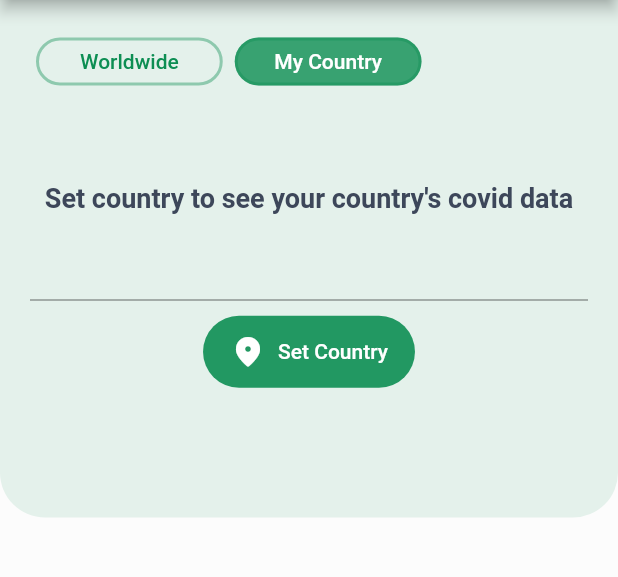
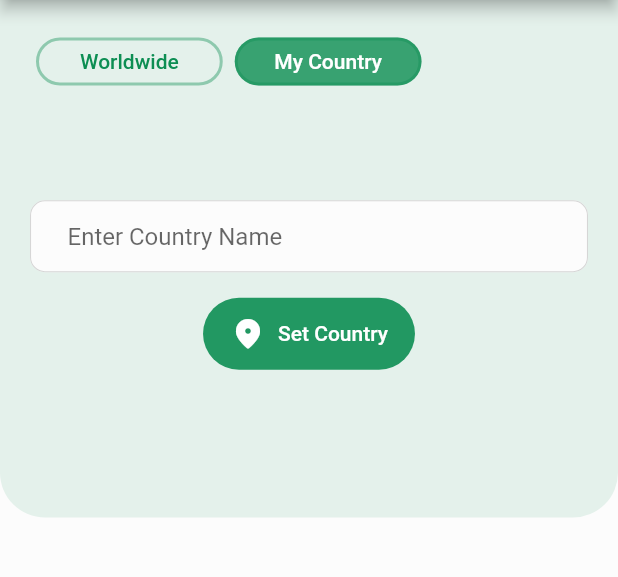
Before and after one commit to Rezuanul-Islam-Fahim/covid19_tracker, a Flutter app: the screen it shows after launch, tab 2 chosen, on a phone screen of 412 x 824 dp, the part 84-661 px from its top. Run offline on Flutter 3.47's test engine with Material 2 defaults, Android fonts, the light colour scheme and no system bars; our stand-ins replace flutter_svg; network calls fail.

Commit message:
Add perfect validation to country searchbox

```diff
--- a/lib/screens/homeScreen/components/countrySearch.dart
+++ b/lib/screens/homeScreen/components/countrySearch.dart
@@ -31,20 +31,42 @@ class CountrySearchForm extends StatelessWidget {
         : Column(
             mainAxisAlignment: MainAxisAlignment.center,
             children: <Widget>[
-              Text(
-                'Set country to see your country\'s covid data',
-                style: Theme.of(context).textTheme.headline3,
-                textAlign: TextAlign.center,
-              ),
-              SizedBox(height: 10),
-              TextFormField(
-                controller: searchController,
-                decoration: InputDecoration(
-                  errorText:
-                      isWrongCountry ? 'Enter a valid country name' : null,
+              Container(
+                height: 50,
+                child: TextFormField(
+                  controller: searchController,
+                  decoration: InputDecoration(
+                    contentPadding: EdgeInsets.only(left: 25),
+                    enabledBorder: OutlineInputBorder(
+                      borderRadius: BorderRadius.circular(10),
+                      borderSide: BorderSide(
+                        color: Colors.grey[350],
+                        width: 0.7,
+                      ),
+                    ),
+                    focusedBorder: OutlineInputBorder(
+                      borderRadius: BorderRadius.circular(10),
+                      borderSide: BorderSide(
+                        color: Colors.grey[400],
+                        width: 0.9,
+                      ),
+                    ),
+                    filled: true,
+                    fillColor: kBackgroundColor,
+                    hintText: 'Enter Country Name',
+                  ),
                 ),
               ),
-              SizedBox(height: 10),
+              if (isWrongCountry)
+                Container(
+                  padding: EdgeInsets.only(top: 5, left: 2),
+                  alignment: Alignment.centerLeft,
+                  child: Text(
+                    'Enter a valid country name',
+                    style: TextStyle(color: Colors.red, fontSize: 15),
+                  ),
+                ),
+              SizedBox(height: 15),
               TextButton.icon(
                 icon: Icon(
                   Icons.location_on_rounded,
--- a/lib/screens/homeScreen/components/updateSection.dart
+++ b/lib/screens/homeScreen/components/updateSection.dart
@@ -28,6 +28,7 @@ class _UpdateSectionState extends State<UpdateSection> {
   }
 
   Future<void> setCountry(String countryName) async {
+    if (countryName.isNotEmpty) {
       setState(() => isLoading = true);
 
       List<CovidInfo> covidAllCountryData = await CovidHandler.getCovidData(
@@ -51,6 +52,9 @@ class _UpdateSectionState extends State<UpdateSection> {
           'https://disease.sh/v3/covid-19/countries/$countryName',
         );
         setState(() {});
+      }
+    } else {
+      setState(() => isWrongCountry = true);
     }
   }
 
--- a/lib/screens/homeScreen/homeScreen.dart
+++ b/lib/screens/homeScreen/homeScreen.dart
@@ -33,7 +33,8 @@ class HomeScreen extends StatelessWidget {
           ),
         ],
       ),
-      body: Column(
+      body: SingleChildScrollView(
+        child: Column(
           children: <Widget>[
             Container(
               padding: EdgeInsets.fromLTRB(20, 15, 20, 25),
@@ -48,6 +49,7 @@ class HomeScreen extends StatelessWidget {
             ),
           ],
         ),
+      ),
     );
   }
 }
```
Lines whose indentation alone changed are shown as unchanged.
